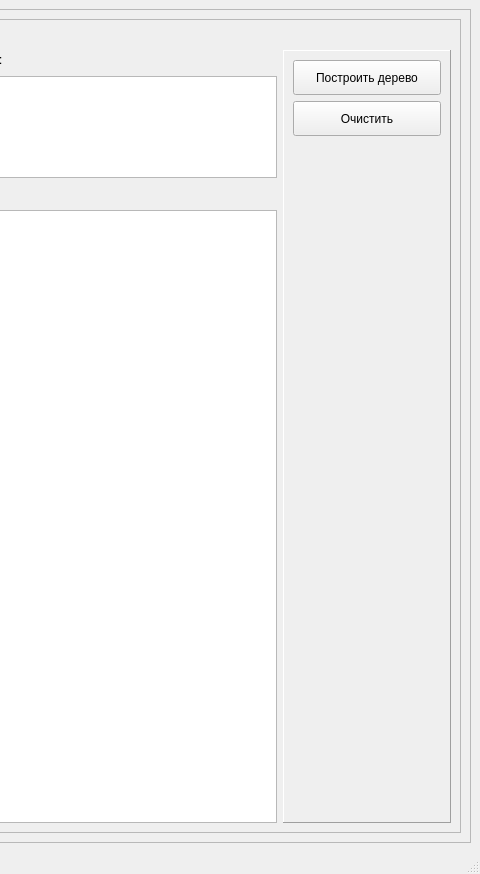
First picture: the form in ui/singleSentenceSentimentTreeForm/singleSentenceSentimentTreeForm.ui, repository Andrew-Garanin/SentimentVisualizationApp, before the edit; both pictures show x 852 to 1332 and y 0 to 874 of the 1332 by 874 pixel window.
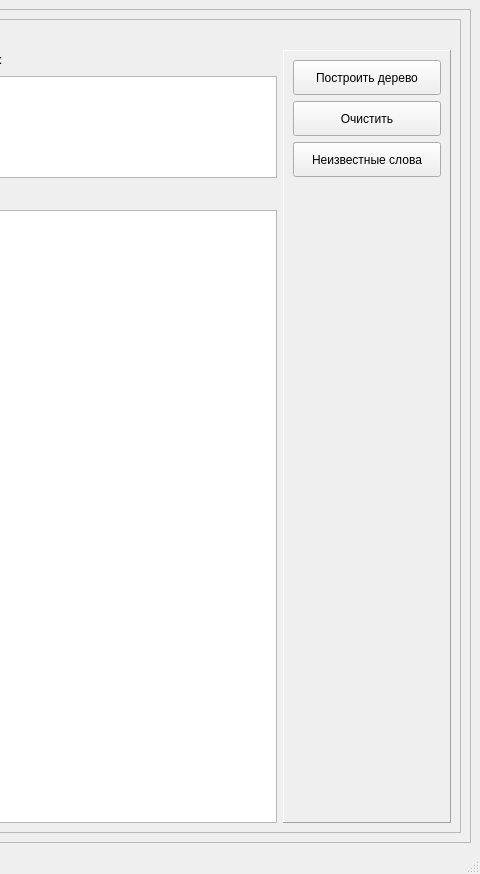
Second picture: the form after the edit.

Commit message: Added some rules created by myself; added 431 word into the dictionary marked by myself

The edit to the form file:
```diff
--- a/ui/singleSentenceSentimentTreeForm/singleSentenceSentimentTreeForm.ui
+++ b/ui/singleSentenceSentimentTreeForm/singleSentenceSentimentTreeForm.ui
@@ -49,6 +49,12 @@
                 <verstretch>0</verstretch>
                </sizepolicy>
               </property>
+              <property name="minimumSize">
+               <size>
+                <width>0</width>
+                <height>35</height>
+               </size>
+              </property>
               <property name="frameShape">
                <enum>QFrame::Panel</enum>
               </property>
@@ -56,7 +62,7 @@
                <enum>QFrame::Raised</enum>
               </property>
               <layout class="QGridLayout" name="gridLayout_8">
-               <item row="2" column="0">
+               <item row="3" column="0">
                 <spacer name="verticalSpacer">
                  <property name="orientation">
                   <enum>Qt::Vertical</enum>
@@ -69,6 +75,19 @@
                  </property>
                 </spacer>
                </item>
+               <item row="4" column="0">
+                <spacer name="horizontalSpacer_5">
+                 <property name="orientation">
+                  <enum>Qt::Horizontal</enum>
+                 </property>
+                 <property name="sizeHint" stdset="0">
+                  <size>
+                   <width>148</width>
+                   <height>20</height>
+                  </size>
+                 </property>
+                </spacer>
+               </item>
                <item row="0" column="0">
                 <widget class="QPushButton" name="generateTreeButton">
                  <property name="minimumSize">
@@ -95,18 +114,18 @@
                  </property>
                 </widget>
                </item>
-               <item row="3" column="0">
-                <spacer name="horizontalSpacer_5">
-                 <property name="orientation">
-                  <enum>Qt::Horizontal</enum>
-                 </property>
-                 <property name="sizeHint" stdset="0">
+               <item row="2" column="0">
+                <widget class="QPushButton" name="unknownWordsButton">
+                 <property name="minimumSize">
                   <size>
-                   <width>148</width>
-                   <height>20</height>
+                   <width>0</width>
+                   <height>35</height>
                   </size>
                  </property>
-                </spacer>
+                 <property name="text">
+                  <string>Неизвестные слова</string>
+                 </property>
+                </widget>
                </item>
               </layout>
              </widget>
```
Left out of the diff: 8 changed lines with no effect on the pictures. The commit also changes 8 other files.
